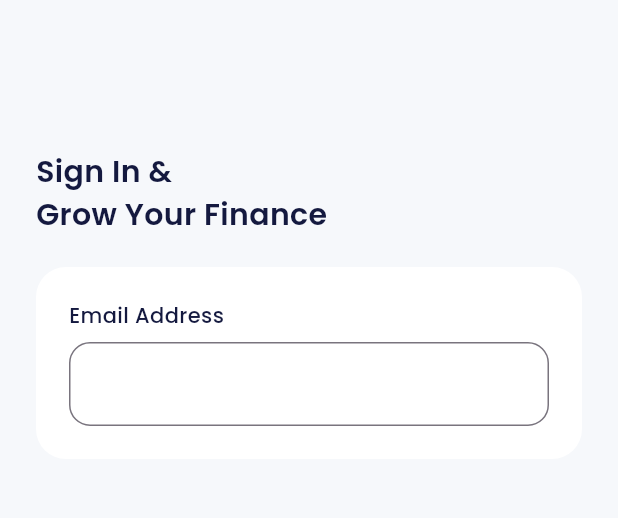
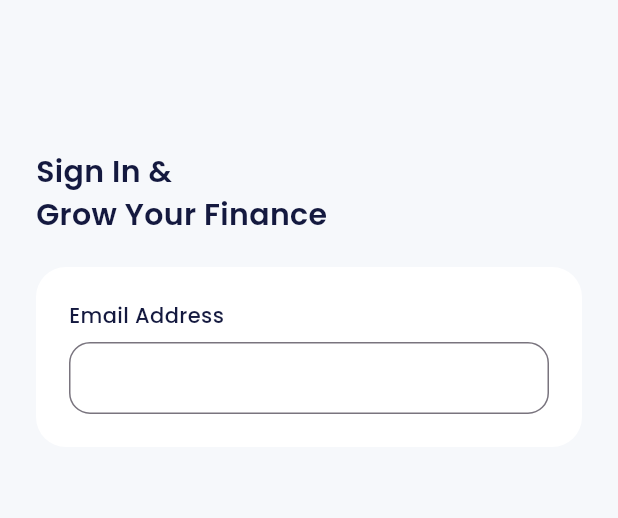
Before and after one commit to feyto81/bank_sha, a Flutter app: the SignInPage screen opened directly, on a phone screen of 412 x 824 dp, the part 225-743 px from its top. Run offline on Flutter 3.47's test engine with Material 3 defaults, Android fonts, the light colour scheme and no system bars; our stand-ins replace carousel_slider, google_fonts.

Commit message:
feat(add padding in content text form field

```diff
--- a/lib/ui/pages/sign_in_page.dart
+++ b/lib/ui/pages/sign_in_page.dart
@@ -65,6 +65,7 @@ class SignInPage extends StatelessWidget {
                         border: OutlineInputBorder(
                           borderRadius: BorderRadius.circular(14),
                         ),
+                        contentPadding: const EdgeInsets.all(12),
                       ),
                     ),
                   ],
```
